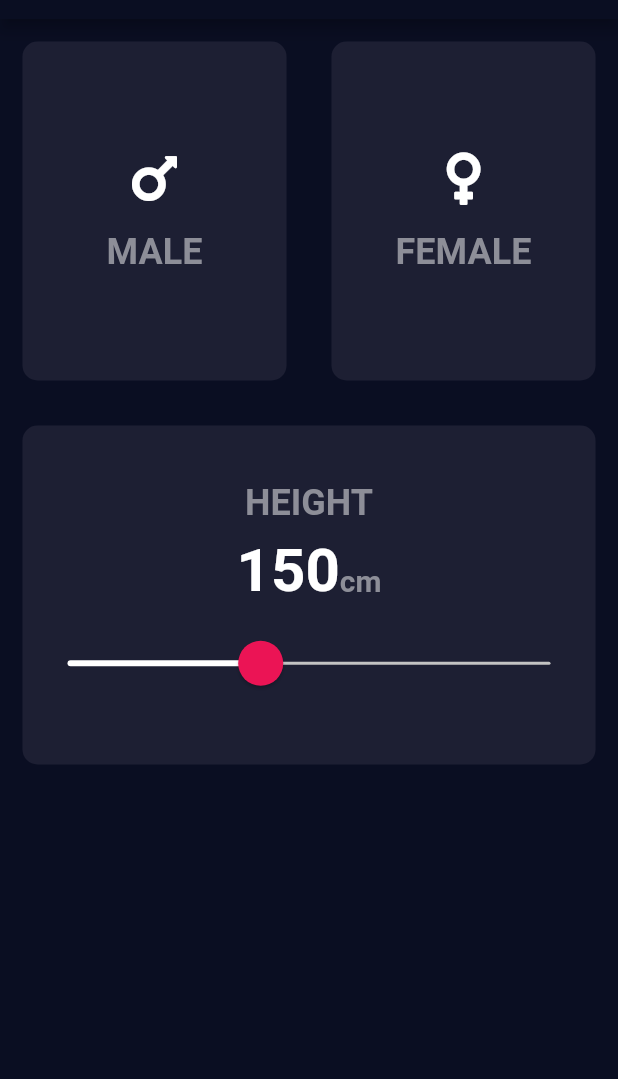
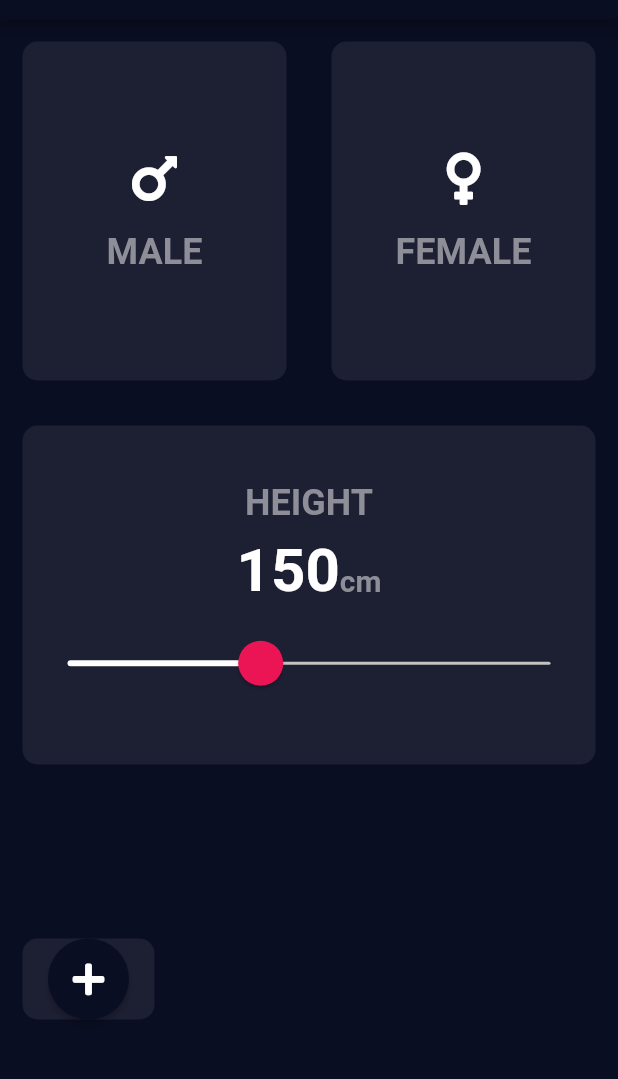
Before and after one commit to ceosss/bmi_calc, a Flutter app: the screen it shows after launch, on a phone screen of 412 x 824 dp, the part 65-1144 px from its top. Run offline on Flutter 3.47's test engine with Material 2 defaults, Android fonts, the phone set to English and light mode, and no system bars; our stand-ins replace font_awesome_flutter.

Commit message:
NEW: Round Button

```diff
--- a/lib/inputScreen.dart
+++ b/lib/inputScreen.dart
@@ -2,6 +2,7 @@ import 'package:bmi_calc/constants.dart';
 import 'package:flutter/material.dart';
 import 'inputCard.dart';
 import 'genderData.dart';
+import 'roundBtn.dart';
 
 class InputScreen extends StatefulWidget {
   @override
@@ -105,7 +106,13 @@ class _InputScreenState extends State<InputScreen> {
         )),
         Expanded(
           child: Row(
-            children: [InputCard(), InputCard()],
+            children: [
+              InputCard(
+                color: accentColor,
+                child: RoundBtn(),
+              ),
+              InputCard()
+            ],
           ),
         ),
       ],
--- /dev/null
+++ b/lib/roundBtn.dart
@@ -0,0 +1,19 @@
+import 'package:bmi_calc/constants.dart';
+import 'package:flutter/material.dart';
+import 'package:font_awesome_flutter/font_awesome_flutter.dart';
+
+class RoundBtn extends StatelessWidget {
+  @override
+  Widget build(BuildContext context) {
+    return MaterialButton(
+      onPressed: () => print("HEY"),
+      color: primaryColor,
+      child: Icon(
+        FontAwesomeIcons.plus,
+      ),
+      shape: CircleBorder(),
+      padding: EdgeInsets.all(15),
+      splashColor: pink,
+    );
+  }
+}
```
